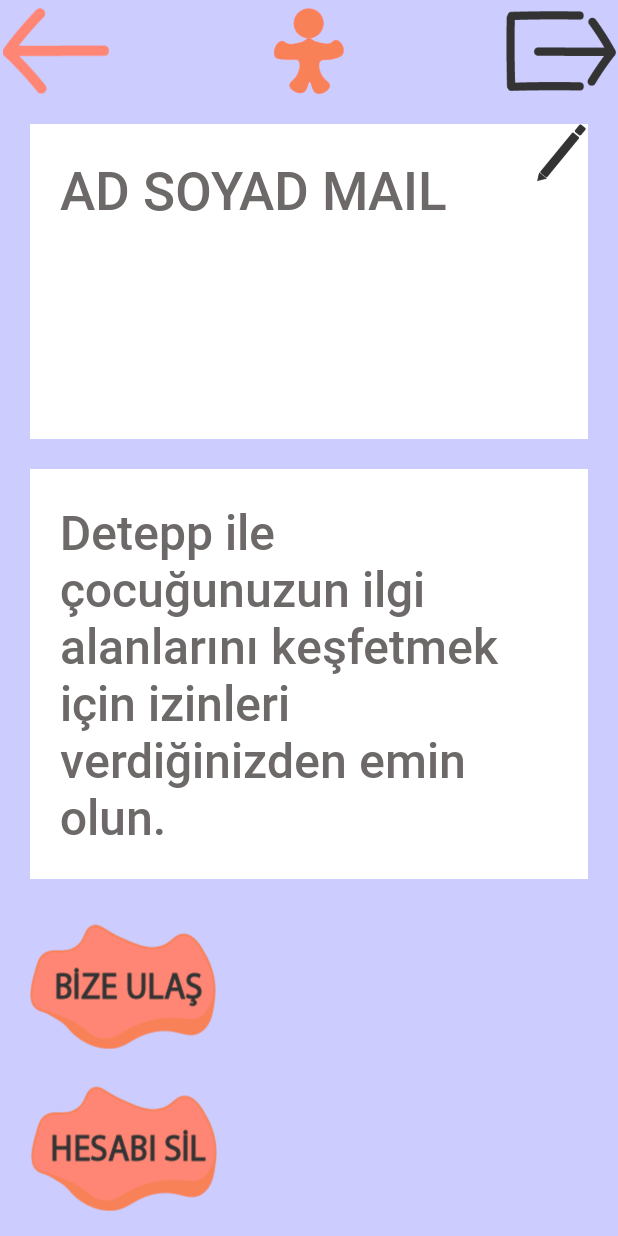
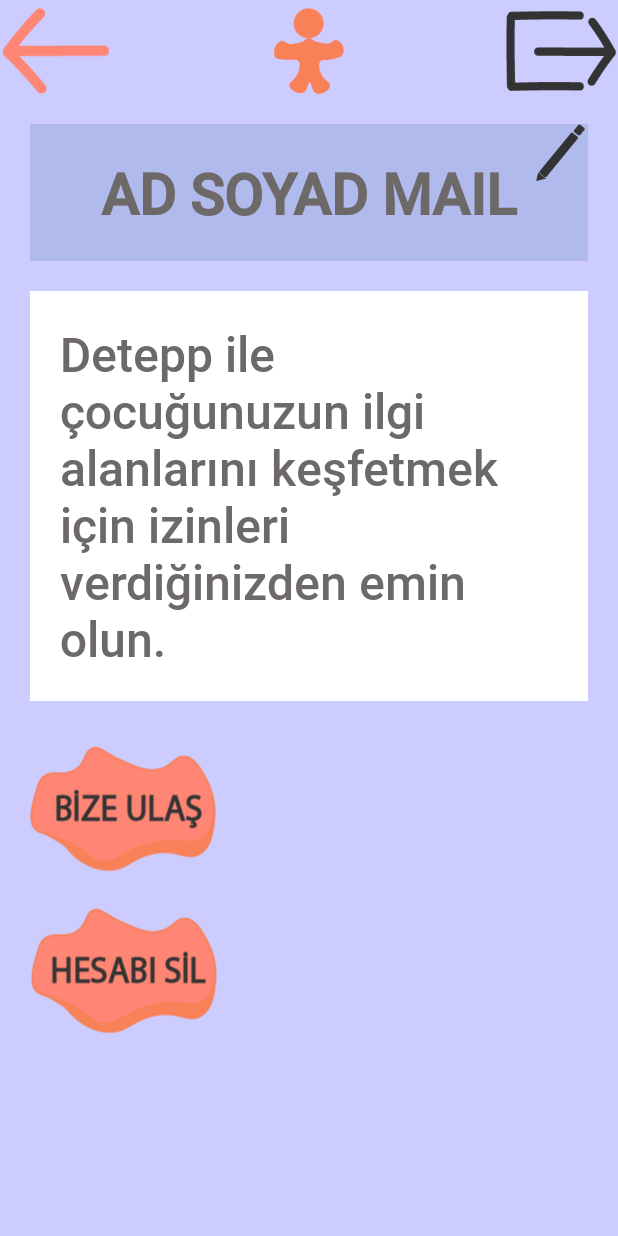
Before and after one commit to pamukcuirem/FinishProject, an Android app: the Account screen opened through its navigation route, on a phone screen of 412 x 824 dp. Run offline under Robolectric (Android 15) with nearby library versions, the phone set to English and light mode, and no system bars; our stand-ins replace Firebase (no records; nobody signed in at launch, a user with empty details on screens opened directly).

```diff
--- a/app/src/main/res/layout/fragment_account.xml
+++ b/app/src/main/res/layout/fragment_account.xml
@@ -42,14 +42,17 @@
     <TextView
         android:id="@+id/infoAccount"
         android:layout_width="match_parent"
-        android:layout_height="210dp"
+        android:layout_height="wrap_content"
         android:layout_margin="20dp"
-        android:layout_marginTop="32dp"
-        android:background="@color/white"
+        android:layout_marginTop="56dp"
+        android:background="@color/dark_blue"
         android:padding="20dp"
         android:text="AD SOYAD MAIL"
+
+        android:textAlignment="center"
         android:textColor="@color/light_gray"
-        android:textSize="@dimen/welcomeTextSize"
+        android:textSize="38sp"
+        android:textStyle="bold"
         app:layout_constraintEnd_toEndOf="parent"
         app:layout_constraintStart_toStartOf="parent"
         app:layout_constraintTop_toBottomOf="@+id/kidAccount" />
@@ -96,10 +99,11 @@
         android:id="@+id/changeAccount"
         android:layout_width="35dp"
         android:layout_height="38dp"
-        android:background="@color/white"
         android:layout_marginStart="336dp"
+        android:background="@color/dark_blue"
         android:src="@drawable/change"
         app:layout_constraintEnd_toEndOf="@+id/infoAccount"
+        app:layout_constraintHorizontal_bias="0.4"
         app:layout_constraintStart_toStartOf="@+id/infoAccount"
         app:layout_constraintTop_toTopOf="@+id/infoAccount" />
 
```
Also changed, not shown: app/src/main/java/com/irempamukcu/deteppproject/Account.kt (+6 -3 lines), app/src/main/java/com/irempamukcu/deteppproject/Login.kt (+31 -1 lines), app/src/main/java/com/irempamukcu/deteppproject/Video.kt (+16 -1 lines), app/src/main/res/layout/fragment_login.xml (+9 -0 lines), app/src/main/res/drawable/resetpassword.png (added), app/src/main/res/drawable/resetpasswordclick.png (added).
